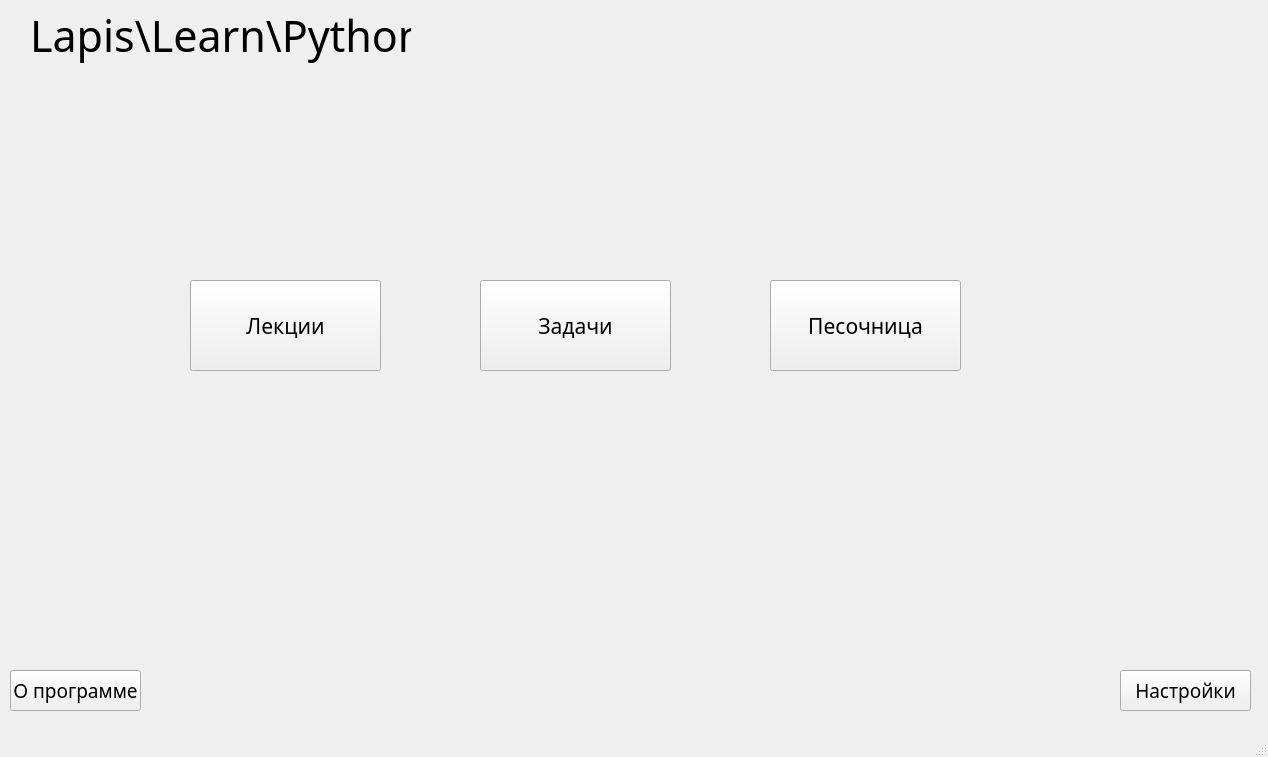
This is LLearnPy/llearnpy.ui in lapisgame/PythonLectures_QT_prototype as Qt 5 draws it before an edit. The edited form follows.
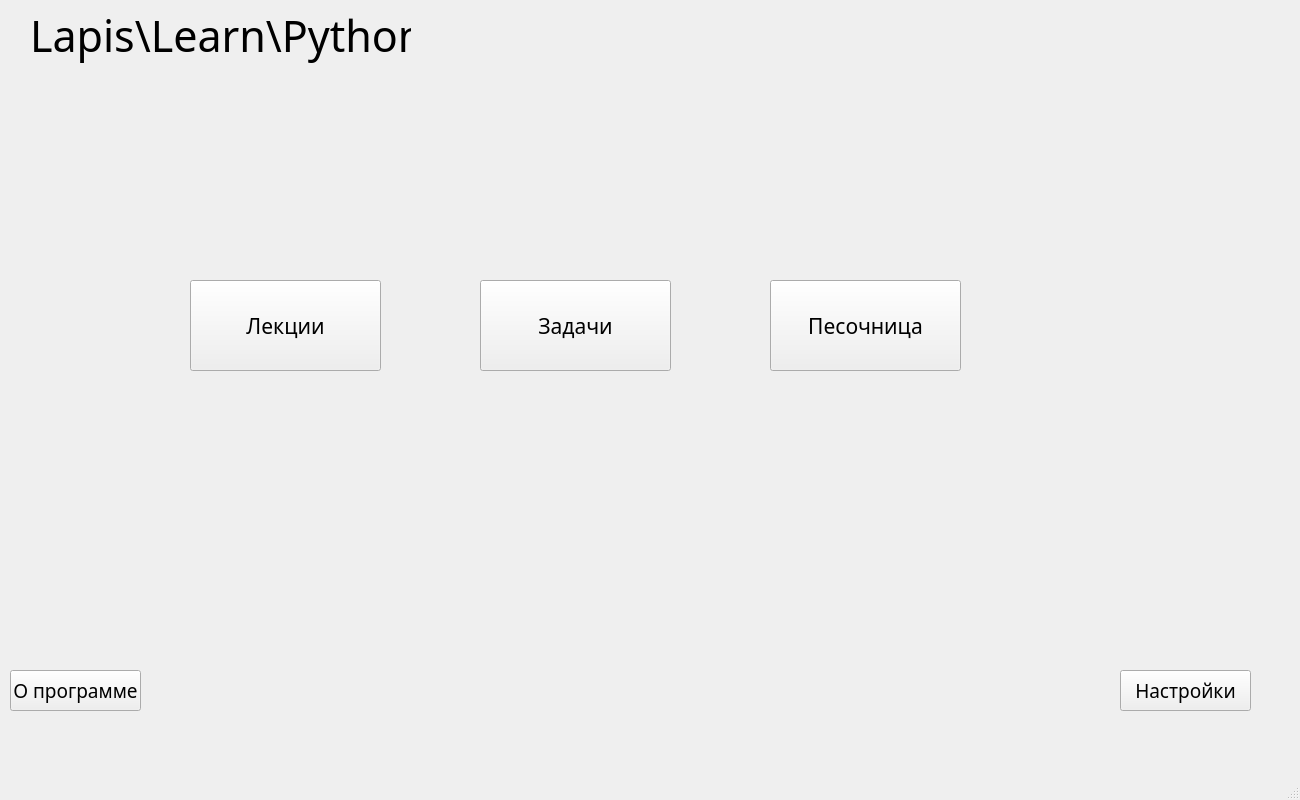
This is the edited form. Icons and pictures are not drawn.

```diff
--- a/LLearnPy/llearnpy.ui
+++ b/LLearnPy/llearnpy.ui
@@ -6,8 +6,8 @@
    <rect>
     <x>0</x>
     <y>0</y>
-    <width>1268</width>
-    <height>757</height>
+    <width>1300</width>
+    <height>800</height>
    </rect>
   </property>
   <property name="font">
```
Left out of the diff: 7 changed lines with no effect on the pictures.
